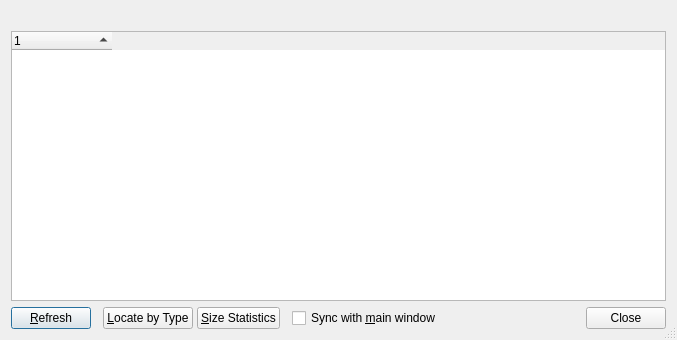
Lithopsian/qt6dirstat, file src/file-type-stats-window.ui: the form before one commit.
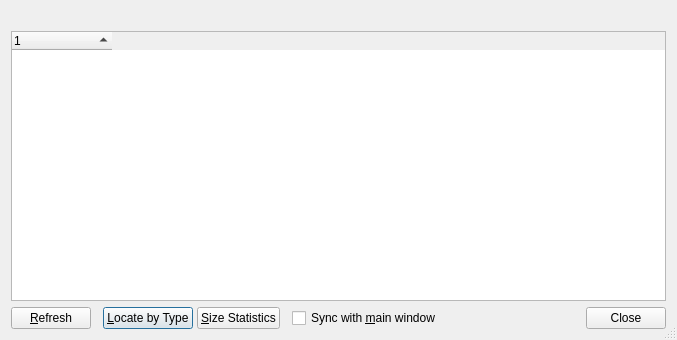
The form after the commit. Icons and pictures are not drawn.

What changed in the file:
```diff
--- a/src/file-type-stats-window.ui
+++ b/src/file-type-stats-window.ui
@@ -46,7 +46,7 @@
     </widget>
    </item>
    <item>
-    <layout class="QHBoxLayout" name="horizontalLayout_2" stretch="0,0,1,0">
+    <layout class="QHBoxLayout" name="horizontalLayout_2">
      <property name="spacing">
       <number>12</number>
      </property>
@@ -58,9 +58,6 @@
        <property name="text">
         <string>&amp;Refresh</string>
        </property>
-       <property name="default">
-        <bool>true</bool>
-       </property>
       </widget>
      </item>
      <item>
@@ -76,6 +73,9 @@
          <property name="text">
           <string>&amp;Locate by Type</string>
          </property>
+         <property name="default">
+          <bool>true</bool>
+         </property>
         </widget>
        </item>
        <item>
```
Left out of the diff: 37 changed lines with no effect on the pictures.
